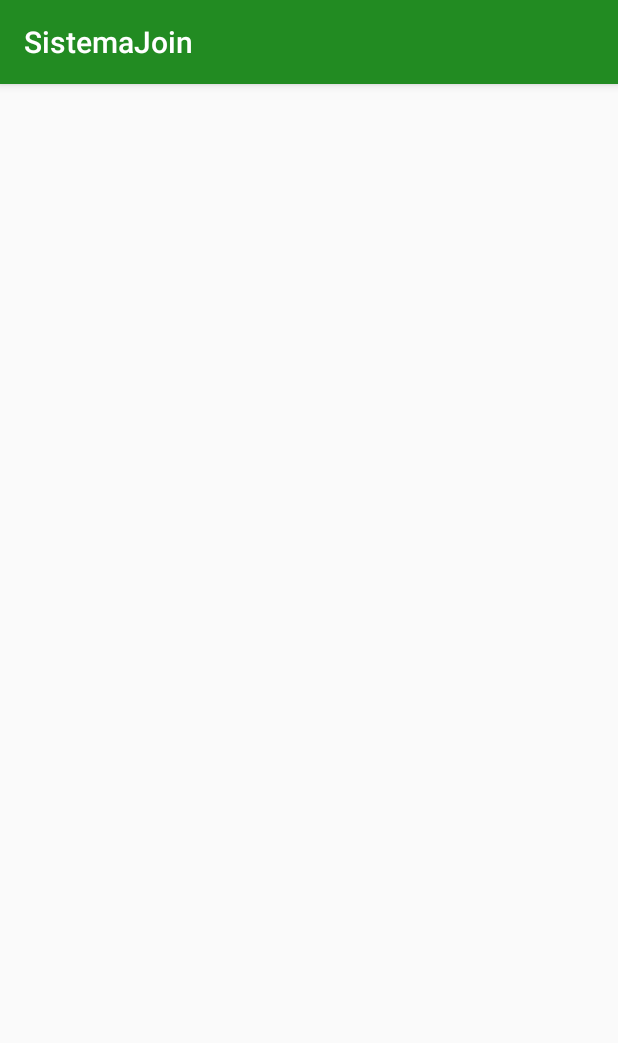
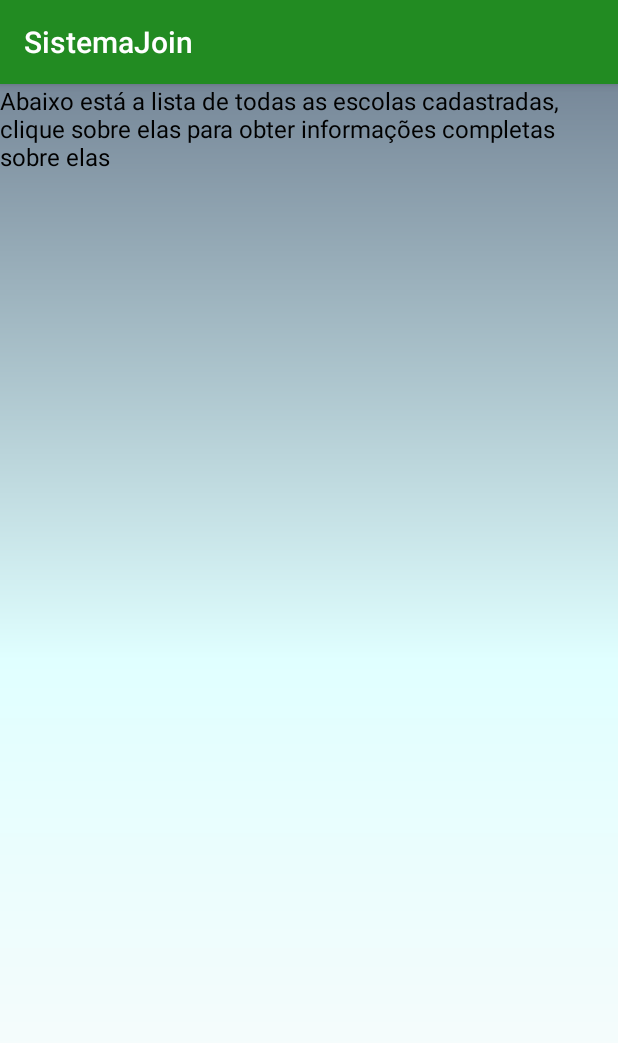
Before and after one commit to matheuspereiradev/SistemaJoin, an Android app: the ViewListarEscolas screen opened directly, with no data from a screen before it, on a phone screen of 412 x 824 dp. Shown: the top 1043 px of the screen. Run offline under Robolectric (Android 15) with nearby library versions, the phone set to English and light mode, and no system bars.

Commit message:
Commit com telas de listar e cadastrar escola prontas

```diff
--- a/app/src/main/java/com/app/join/sistemajoin/ViewListarEscolas.java
+++ b/app/src/main/java/com/app/join/sistemajoin/ViewListarEscolas.java
@@ -2,12 +2,21 @@ package com.app.join.sistemajoin;
 
 import android.support.v7.app.AppCompatActivity;
 import android.os.Bundle;
+import android.widget.ListView;
 
 public class ViewListarEscolas extends AppCompatActivity {
+
+    ListView listaEscolas;
 
     @Override
     protected void onCreate(Bundle savedInstanceState) {
         super.onCreate(savedInstanceState);
         setContentView(R.layout.activity_view_listar_escolas);
+
+        //=========inicio da conexão entre java e xml
+        listaEscolas = (ListView) findViewById(R.id.lwEscolasCadastradas);
+        //fim da conexão xml e java ==========
+
+
     }
 }
--- a/app/src/main/res/layout/activity_view_listar_escolas.xml
+++ b/app/src/main/res/layout/activity_view_listar_escolas.xml
@@ -1,9 +1,28 @@
 <?xml version="1.0" encoding="utf-8"?>
-<android.support.constraint.ConstraintLayout xmlns:android="http://schemas.android.com/apk/res/android"
+<RelativeLayout xmlns:android="http://schemas.android.com/apk/res/android"
     xmlns:app="http://schemas.android.com/apk/res-auto"
     xmlns:tools="http://schemas.android.com/tools"
     android:layout_width="match_parent"
     android:layout_height="match_parent"
-    tools:context=".ViewListarEscolas">
+    tools:context=".ViewListarEscolas"
+    android:background="@drawable/layout_fundo_principal">
 
-</android.support.constraint.ConstraintLayout>
+    <ListView
+        android:id="@+id/lwEscolasCadastradas"
+        android:layout_width="match_parent"
+        android:layout_height="450dp"
+        android:layout_alignParentEnd="true"
+        android:layout_alignParentTop="true"
+        android:layout_marginEnd="0dp"
+        android:layout_marginTop="61dp" />
+
+    <TextView
+        android:id="@+id/textView12"
+        android:layout_width="wrap_content"
+        android:layout_height="wrap_content"
+        android:layout_alignParentStart="true"
+        android:layout_alignParentTop="true"
+        android:text="Abaixo está a lista de todas as escolas cadastradas, clique sobre elas para obter informações completas sobre elas"
+        android:textColor="@android:color/background_dark"
+        android:textSize="16sp" />
+</RelativeLayout>
```
